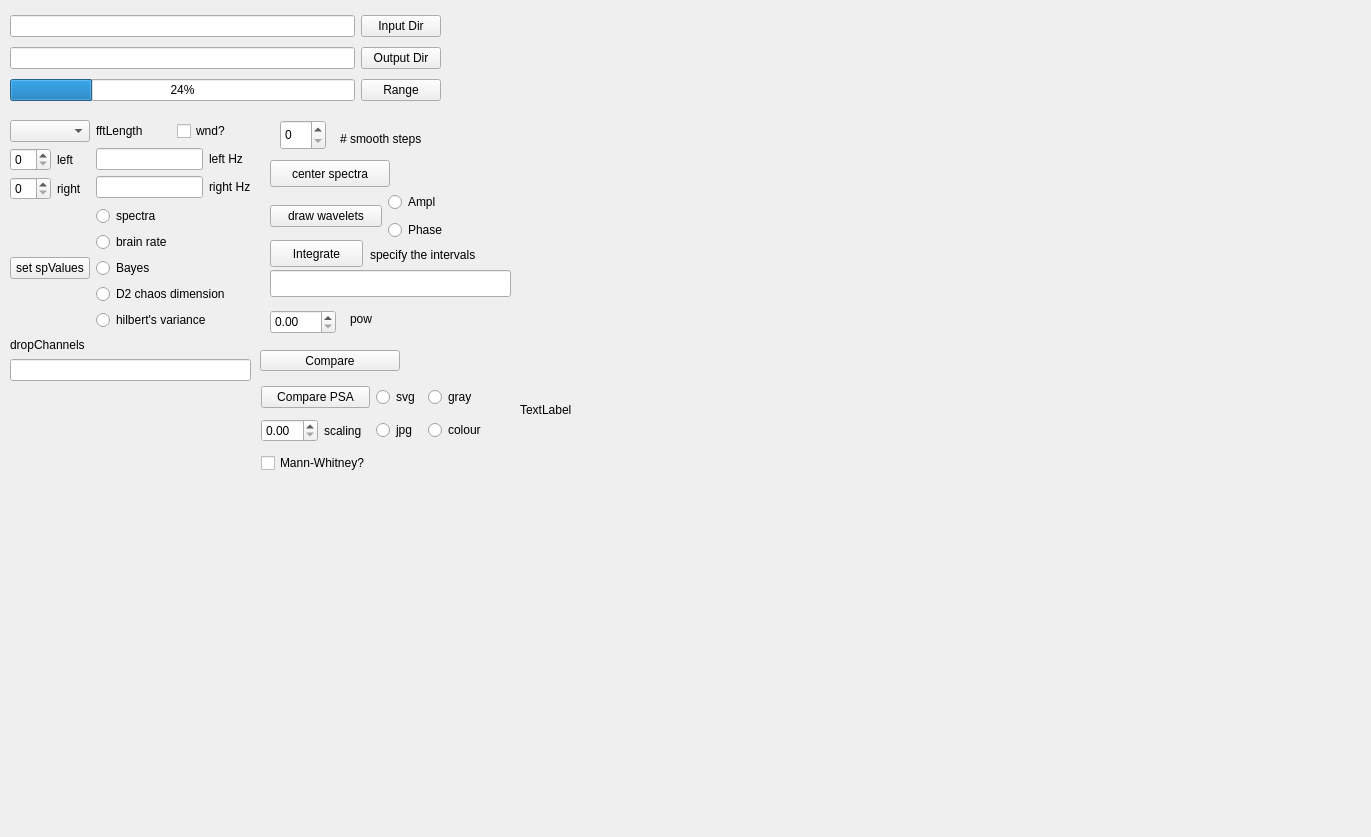
The window that spectre.ui (ArtfulVampire/SecondGUIrepo) describes before a commit, drawn with Qt 5.
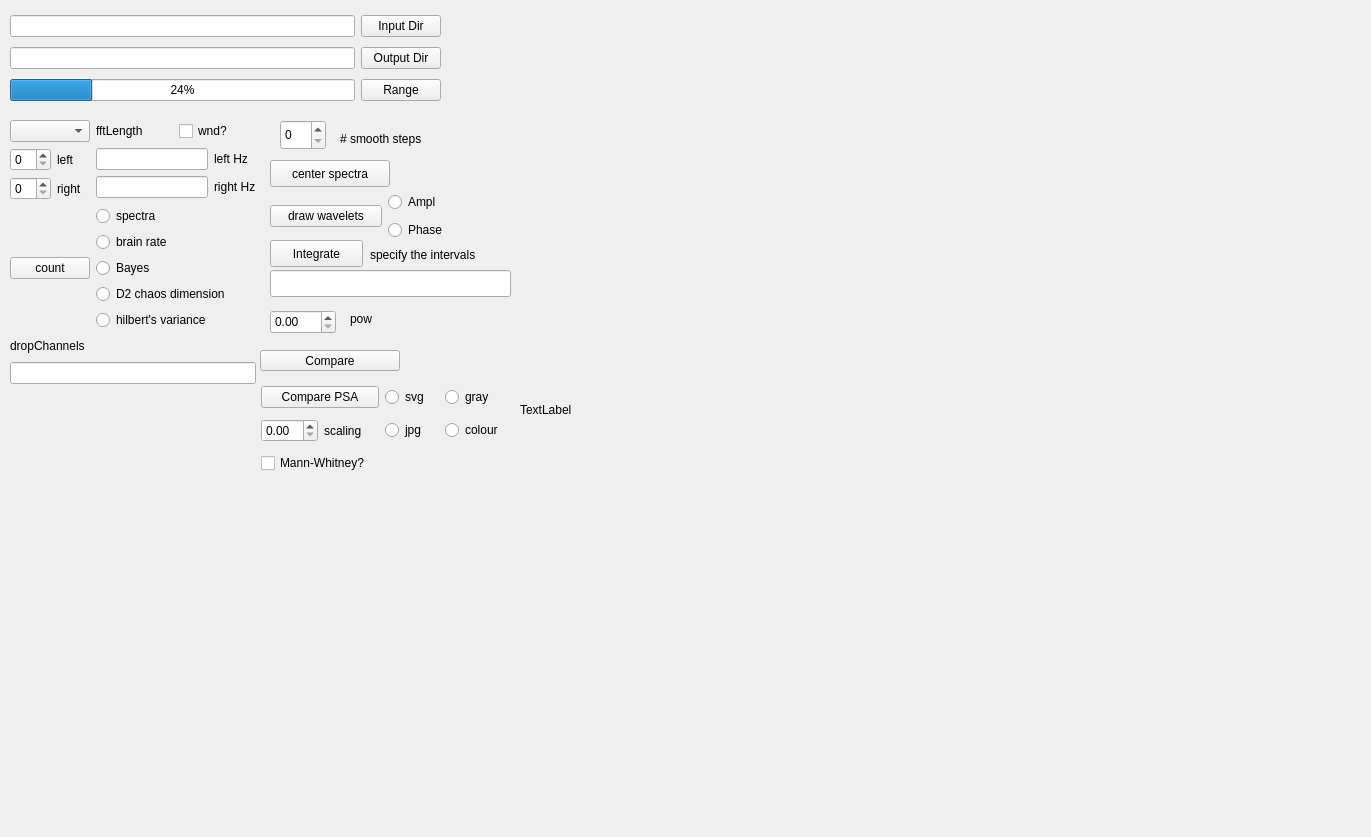
The same window after the commit.

Diff of the .ui file:
```diff
--- a/spectre.ui
+++ b/spectre.ui
@@ -209,7 +209,7 @@
     <rect>
      <x>261</x>
      <y>381</y>
-     <width>225</width>
+     <width>242</width>
      <height>98</height>
     </rect>
    </property>
@@ -281,13 +281,13 @@
     <string>Compare</string>
    </property>
   </widget>
-  <widget class="QWidget" name="">
+  <widget class="QWidget" name="layoutWidget">
    <property name="geometry">
     <rect>
      <x>10</x>
      <y>120</y>
-     <width>241</width>
-     <height>261</height>
+     <width>246</width>
+     <height>264</height>
     </rect>
    </property>
    <layout class="QVBoxLayout" name="verticalLayout_4">
@@ -363,7 +363,7 @@
         <item>
          <widget class="QPushButton" name="countButton">
           <property name="text">
-           <string>set spValues</string>
+           <string>count</string>
           </property>
          </widget>
         </item>
```
